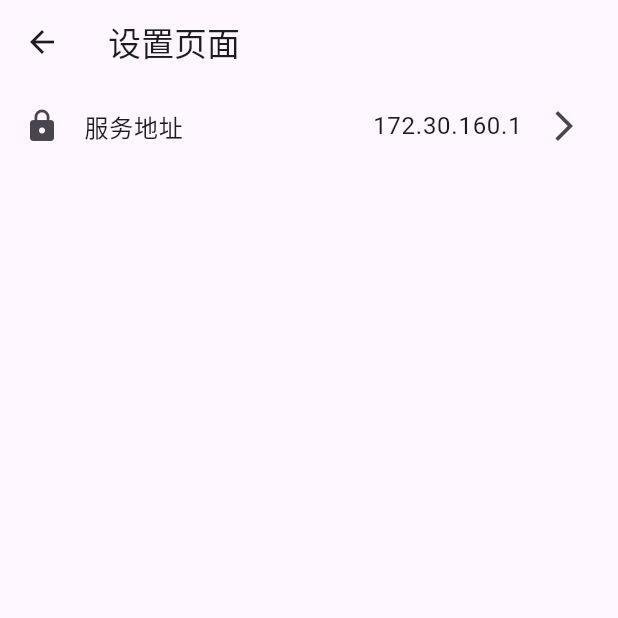
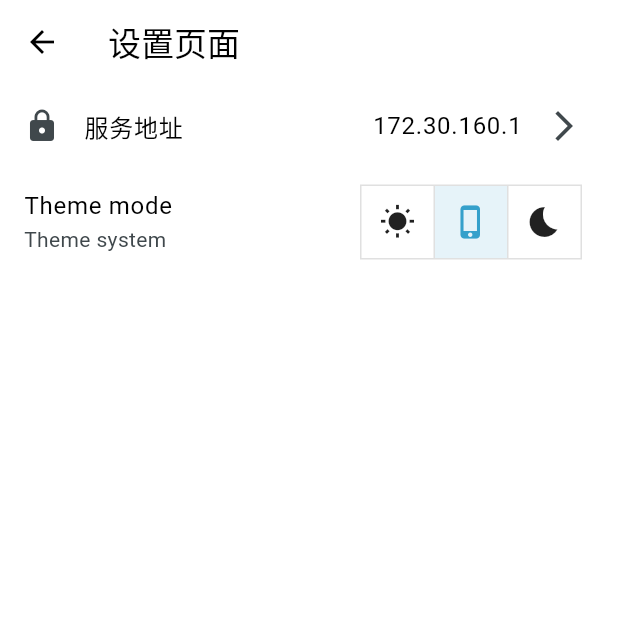
Before and after one commit to Soullose/tonghua_task, a Flutter app: the screen it shows after launch, after a tap on "设置", on a phone screen of 412 x 824 dp, the top half of it. Run offline on Flutter 3.47's test engine with Material 2 defaults, Android fonts, the phone set to English and light mode, and no system bars; our stand-ins replace connectivity_plus, dio, flex_color_scheme, flutter_easyloading, flutter_screenutil, flutter_svg and 6 more; missing offline and left inert: mqtt_client; generated files the repository leaves out were written again.

Commit message:
add theme

```diff
--- a/lib/common/mqtt/mqtt_provider.dart
+++ b/lib/common/mqtt/mqtt_provider.dart
@@ -90,7 +90,7 @@ class Mqtt extends _$Mqtt {
             List<String> topicList = topic.split("/");
             String i = topicList[2];
             String j = topicList[3];
-            if(kDebugMode) {
+            if (kDebugMode) {
               print('$i $j $payloadDecoded');
             }
             // if that fails, it's probably a string
--- /dev/null
+++ b/lib/common/theme/models/app_theme.dart
@@ -0,0 +1,76 @@
+import 'package:flex_color_scheme/flex_color_scheme.dart';
+import 'package:flutter/material.dart';
+import 'package:hooks_riverpod/hooks_riverpod.dart';
+
+class AppTheme {
+  const AppTheme._();
+
+  //  light 样式
+  static ThemeData light() {
+    final FlexColorScheme flexColorScheme = FlexColorScheme.light(
+      // scheme: FlexScheme.aquaBlue,
+      colors: _aquaBlueLight,
+      surfaceMode: FlexSurfaceMode.levelSurfacesLowScaffold,
+      blendLevel: 7,
+      subThemesData: const FlexSubThemesData(
+        blendOnLevel: 10,
+        blendOnColors: false,
+        useTextTheme: true,
+        useM2StyleDividerInM3: true,
+      ),
+      useMaterial3ErrorColors: true,
+      visualDensity: FlexColorScheme.comfortablePlatformDensity,
+      useMaterial3: true,
+      swapLegacyOnMaterial3: true,
+    );
+
+    return flexColorScheme.toTheme;
+  }
+
+  //  dark 样式
+  static ThemeData dark() {
+    final FlexColorScheme flexColorScheme = FlexColorScheme.dark(
+      // scheme: FlexScheme.aquaBlue,
+      colors: _aquaBlueDart,
+      surfaceMode: FlexSurfaceMode.levelSurfacesLowScaffold,
+      blendLevel: 13,
+      subThemesData: const FlexSubThemesData(
+        blendOnLevel: 20,
+        useTextTheme: true,
+        useM2StyleDividerInM3: true,
+      ),
+      useMaterial3ErrorColors: true,
+      visualDensity: FlexColorScheme.comfortablePlatformDensity,
+      useMaterial3: true,
+      swapLegacyOnMaterial3: true,
+    );
+
+    return flexColorScheme.toTheme;
+  }
+
+  static const FlexSchemeColor _aquaBlueLight = FlexSchemeColor(
+    primary: Color(0xff35a0cb),
+    primaryContainer: Color(0xff71d3ed),
+    secondary: Color(0xff89d1c8),
+    secondaryContainer: Color(0xff91f4e8),
+    tertiary: Color(0xff61d4d4),
+    tertiaryContainer: Color(0xff8ff3f2),
+    appBarColor: Color(0xff91f4e8),
+    error: Color(0xffb00020),
+  );
+
+  static const FlexSchemeColor _aquaBlueDart = FlexSchemeColor(
+    primary: Color(0xff5db3d5),
+    primaryContainer: Color(0xff297ea0),
+    secondary: Color(0xffa1e9df),
+    secondaryContainer: Color(0xff005049),
+    tertiary: Color(0xffa0e5e5),
+    tertiaryContainer: Color(0xff004f50),
+    appBarColor: Color(0xff005049),
+    error: Color(0xffcf6679),
+  );
+}
+
+final lightThemeProvider = Provider((ref) => AppTheme.light());
+
+final darkThemeProvider = Provider((ref) => AppTheme.dark());
--- /dev/null
+++ b/lib/common/theme/models/app_theme_mode.dart
@@ -0,0 +1,63 @@
+import 'dart:async';
+
+import 'package:flutter/material.dart';
+import 'package:hooks_riverpod/hooks_riverpod.dart';
+import 'package:riverpod_annotation/riverpod_annotation.dart';
+import 'package:tonghua_task/common/utils/log_utils.dart';
+
+import '../../storage/shared_preferences_provider.dart';
+
+class AppThemeMode extends StateNotifier<ThemeMode> {
+  AppThemeMode() : super(ThemeMode.system);
+
+  // static const ThemeMode _themeMode = ThemeMode.system;
+
+  set _index(ThemeMode themeMode) => state = themeMode;
+
+  void change(ThemeMode value) => _index = value;
+}
+
+final themeModeProvider = StateNotifierProvider<AppThemeMode, ThemeMode>((ref) {
+  // final appThemeMode = ref.notifier;
+  final preferences = ref.watch(sharedPreferencesProvider);
+  final n = preferences.getInt('themeMode');
+  LogUtils.i('sp_themeMode:$n');
+  // switch (n) {
+  //   case 0:
+  //     appThemeMode.change(ThemeMode.light);
+  //     break;
+  //   case 1:
+  //     appThemeMode.change(ThemeMode.system);
+  //     break;
+  //   case 2:
+  //     appThemeMode.change(ThemeMode.dark);
+  //     break;
+  // }
+  ref.listenSelf((previous, next) {
+    switch (next) {
+      case ThemeMode.light:
+        preferences.setInt('themeMode', 0);
+        break;
+      case ThemeMode.system:
+        preferences.setInt('themeMode', 1);
+        break;
+      case ThemeMode.dark:
+        preferences.setInt('themeMode', 2);
+        break;
+    }
+  });
+  return AppThemeMode();
+});
+
+// class AppThemeMode extends AutoDisposeAsyncNotifier<ThemeMode> {
+//   @override
+//   FutureOr<ThemeMode> build() {
+//     return ThemeMode.system;
+//   }
+//
+//
+// }
+//
+// final themeModeProvider =
+//     AutoDisposeAsyncNotifierProvider<AppThemeMode, ThemeMode>(
+//         () => AppThemeMode());
--- a/lib/main.dart
+++ b/lib/main.dart
@@ -3,9 +3,11 @@ import 'package:flutter_easyloading/flutter_easyloading.dart';
 import 'package:flutter_screenutil/flutter_screenutil.dart';
 import 'package:hooks_riverpod/hooks_riverpod.dart';
 import 'package:shared_preferences/shared_preferences.dart';
+import 'package:tonghua_task/common/theme/models/app_theme.dart';
 
 import 'common/router/app_router.dart';
 import 'common/storage/shared_preferences_provider.dart';
+import 'common/theme/models/app_theme_mode.dart';
 import 'common/utils/state_logger/state_logger.dart';
 
 Future<void> main() async {
@@ -29,6 +31,7 @@ class MyApp extends ConsumerWidget {
   @override
   Widget build(BuildContext context, WidgetRef ref) {
     final router = ref.watch(routerProvider);
+    final themeMode = ref.watch(themeModeProvider);
     return ScreenUtilInit(
       designSize: const Size(360, 690),
       minTextAdapt: true,
@@ -37,9 +40,9 @@ class MyApp extends ConsumerWidget {
         return MaterialApp.router(
           title: 'TongHua_Task',
           debugShowCheckedModeBanner: false,
-          theme: ThemeData.light(useMaterial3: true),
-          darkTheme: ThemeData.light(useMaterial3: true),
-          themeMode: ThemeMode.light,
+          theme: ref.watch(lightThemeProvider),
+          darkTheme: ref.watch(darkThemeProvider),
+          themeMode: themeMode,
           routerConfig: router,
           builder: EasyLoading.init(),
         );
--- a/lib/modules/setting/view.dart
+++ b/lib/modules/setting/view.dart
@@ -4,6 +4,7 @@ import 'package:hooks_riverpod/hooks_riverpod.dart';
 import 'package:tonghua_task/modules/setting/state.dart';
 
 import '../../common/storage/basic_storage_provider.dart';
+import 'widget/theme_mode_list_tile.dart';
 
 class SettingPage extends ConsumerWidget {
   const SettingPage({
@@ -78,6 +79,8 @@ class SettingPage extends ConsumerWidget {
               );
             },
           ),
+
+          const ThemeModeListTile(),
         ],
       ),
     );
--- /dev/null
+++ b/lib/modules/setting/widget/theme_mode_list_tile.dart
@@ -0,0 +1,34 @@
+import 'package:flutter/material.dart';
+import 'package:hooks_riverpod/hooks_riverpod.dart';
+
+import '../../../common/theme/models/app_theme_mode.dart';
+import 'theme_mode_toggle_buttons.dart';
+
+class ThemeModeListTile extends ConsumerWidget {
+  const ThemeModeListTile({
+    Key? key,
+  }) : super(key: key);
+
+  @override
+  Widget build(BuildContext context, WidgetRef ref) {
+    final ThemeMode mode = ref.watch(themeModeProvider);
+    return ListTile(
+      title: const Text('Theme mode'),
+      subtitle: Text('Theme ${mode.name}'),
+      onTap: () {
+        switch (ref.read(themeModeProvider)) {
+          case ThemeMode.light:
+            ref.read(themeModeProvider.notifier).change(ThemeMode.system);
+            break;
+          case ThemeMode.system:
+            ref.read(themeModeProvider.notifier).change(ThemeMode.dark);
+            break;
+          case ThemeMode.dark:
+            ref.read(themeModeProvider.notifier).change(ThemeMode.light);
+            break;
+        }
+      },
+      trailing: const ThemeModeToggleButtons(),
+    );
+  }
+}
--- /dev/null
+++ b/lib/modules/setting/widget/theme_mode_toggle_buttons.dart
@@ -0,0 +1,37 @@
+import 'package:flutter/material.dart';
+import 'package:hooks_riverpod/hooks_riverpod.dart';
+
+import '../../../common/theme/models/app_theme_mode.dart';
+
+class ThemeModeToggleButtons extends ConsumerWidget {
+  const ThemeModeToggleButtons({
+    Key? key,
+  }) : super(key: key);
+
+  @override
+  Widget build(BuildContext context, WidgetRef ref) {
+    final ThemeMode themeMode = ref.watch(themeModeProvider);
+    final List<bool> isSelected = <bool>[
+      themeMode == ThemeMode.light,
+      themeMode == ThemeMode.system,
+      themeMode == ThemeMode.dark,
+    ];
+    return ToggleButtons(
+      isSelected: isSelected,
+      onPressed: (int newIndex) {
+        if (newIndex == 0) {
+          ref.read(themeModeProvider.notifier).change(ThemeMode.light);
+        } else if (newIndex == 1) {
+          ref.read(themeModeProvider.notifier).change(ThemeMode.system);
+        } else {
+          ref.read(themeModeProvider.notifier).change(ThemeMode.dark);
+        }
+      },
+      children: const <Widget>[
+        Icon(Icons.wb_sunny),
+        Icon(Icons.phone_iphone),
+        Icon(Icons.bedtime),
+      ],
+    );
+  }
+}
--- a/lib/modules/sign_in/view.dart
+++ b/lib/modules/sign_in/view.dart
@@ -15,6 +15,13 @@ class SignInPage extends ConsumerWidget {
 
   @override
   Widget build(BuildContext context, WidgetRef ref) {
+
+    final ThemeData theme = Theme.of(context);
+    final TextTheme textTheme = theme.textTheme;
+    final MediaQueryData media = MediaQuery.of(context);
+    final bool useTwoColumns = media.size.height < 500;
+    final double spaceFactor = useTwoColumns ? 0.5 : 1;
+
     TextEditingController usernameTextEditingController =
         TextEditingController(text: 'admin');
     TextEditingController passwordTextEditingController =
@@ -26,51 +33,50 @@ class SignInPage extends ConsumerWidget {
         margin: const EdgeInsets.all(14),
         child: SingleChildScrollView(
           child: Column(
-            mainAxisAlignment: MainAxisAlignment.start,
-            crossAxisAlignment: CrossAxisAlignment.center,
+            // mainAxisAlignment: MainAxisAlignment.start,
+            crossAxisAlignment: CrossAxisAlignment.start,
             children: [
-              Padding(
-                padding: const EdgeInsets.only(top: 40, bottom: 46),
-                child: Center(
-                  child: CircleAvatar(
-                      backgroundColor: Colors.transparent,
-                      radius: 38,
-                      child: SvgPicture.asset('assets/images/user.svg')),
-                ),
+
+              // Padding(
+              //   padding: const EdgeInsets.only(top: 40, bottom: 46),
+              //   child: Center(
+              //     child: CircleAvatar(
+              //         backgroundColor: Colors.transparent,
+              //         radius: 38,
+              //         child: SvgPicture.asset(
+              //           'assets/images/user.svg',
+              //           color: Colors.black,
+              //         )),
+              //   ),
+              // ),
+              const SizedBox(height: 64),
+              Text(
+                '登录',
+                style: textTheme.headlineLarge!
+                    .copyWith(fontWeight: FontWeight.bold),
               ),
+              SizedBox(height: 16 * spaceFactor),
               TextField(
                 controller: usernameTextEditingController,
                 // keyboardType: ,
                 decoration: const InputDecoration(
-                  hintText: '请输入账号',
-                  prefixIcon: Padding(
-                    padding: EdgeInsetsDirectional.only(
-                        top: 14, end: 22, bottom: 18),
-                    child: Text(
-                      '账号',
-                      style: TextStyle(fontSize: 16),
-                    ),
-                  ),
-                ),
+                    hintText: '请输入账号',
+                    labelText: '账号',
+                    prefixIcon: Icon(Icons.person)),
               ),
+              SizedBox(height: 16 * spaceFactor),
               TextField(
                 controller: passwordTextEditingController,
                 decoration: const InputDecoration(
                   hintText: '请输入密码',
-                  prefixIcon: Padding(
-                    padding: EdgeInsetsDirectional.only(
-                        top: 14, end: 22, bottom: 18),
-                    child: Text(
-                      '密码',
-                      style: TextStyle(fontSize: 16),
-                    ),
-                  ),
+                  labelText: '密码',
+                  prefixIcon: Icon(Icons.key),
                 ),
               ),
               const SizedBox(height: 58.0),
               SizedBox(
                 width: double.infinity,
-                child: TextButton(
+                child: ElevatedButton(
                   onPressed: () async {
                     if (kDebugMode) {
                       print('用户名:${usernameTextEditingController.text}');
@@ -90,15 +96,15 @@ class SignInPage extends ConsumerWidget {
                             )
                             .then((value) => signInProvider.clientMqtt()));
                   },
-                  style: ButtonStyle(
-                    backgroundColor:
-                        const MaterialStatePropertyAll(Colors.blue),
-                    shape: MaterialStatePropertyAll(
-                      RoundedRectangleBorder(
-                        borderRadius: BorderRadius.circular(6.0),
-                      ),
-                    ),
-                  ),
+                  // style: ButtonStyle(
+                  //   backgroundColor:
+                  //       const MaterialStatePropertyAll(Colors.blue),
+                  //   shape: MaterialStatePropertyAll(
+                  //     RoundedRectangleBorder(
+                  //       borderRadius: BorderRadius.circular(6.0),
+                  //     ),
+                  //   ),
+                  // ),
                   // fillColor: Colors.blue,
                   // elevation: 0.0,
                   // padding: const EdgeInsets.symmetric(vertical: 16.0),
@@ -107,7 +113,7 @@ class SignInPage extends ConsumerWidget {
                   // ),
                   child: Text(
                     '登录',
-                    style: TextStyle(color: Colors.white, fontSize: 22.sp),
+                    style: TextStyle(fontSize: 22.sp),
                   ),
                 ),
               ),
@@ -119,7 +125,7 @@ class SignInPage extends ConsumerWidget {
                 leading: const Icon(Icons.settings),
                 title: Text(
                   '设置',
-                  style: TextStyle(color: Colors.black, fontSize: 18.sp),
+                  style: TextStyle(fontSize: 18.sp),
                 ),
                 trailing: const Icon(Icons.arrow_forward_ios),
                 onTap: () {
```
Also changed, not shown: pubspec.yaml (+23 -0 lines), pubspec.lock.
